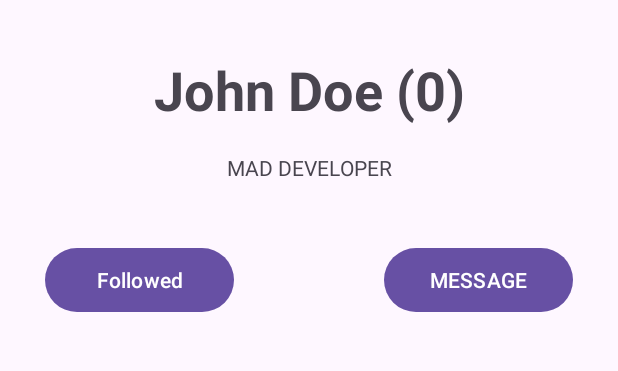
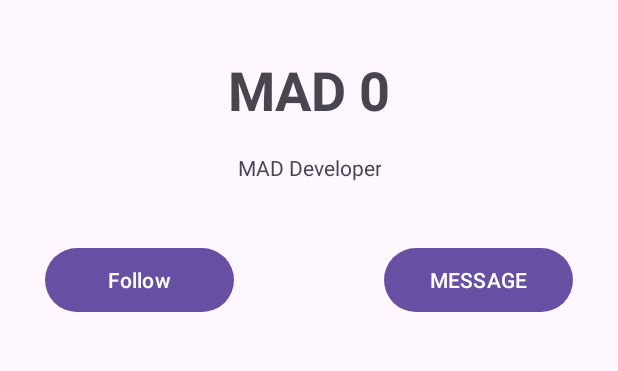
Before and after one commit to MAD11877/ay2024-mad-prac-3-event-handling-emery97, an Android app: the MainActivity screen opened directly, with no data from a screen before it, after a tap on "Follow", on a phone screen of 412 x 824 dp, the part 395-766 px from its top. Run offline under Robolectric (Android 15) with nearby library versions, the phone set to English and light mode, and no system bars.

Commit message:
doesnt workk TT tmr try agn lol

```diff
--- a/app/src/main/java/sg/edu/np/mad/madpractical3/MainActivity.java
+++ b/app/src/main/java/sg/edu/np/mad/madpractical3/MainActivity.java
@@ -1,3 +1,4 @@
+
 package sg.edu.np.mad.madpractical3;
 
 import android.os.Bundle;
@@ -12,8 +13,9 @@ import androidx.core.graphics.Insets;
 import androidx.core.view.ViewCompat;
 import androidx.core.view.WindowInsetsCompat;
 
+
 public class MainActivity extends AppCompatActivity {
-    // bye
+
     @Override
     protected void onCreate(Bundle savedInstanceState) {
         super.onCreate(savedInstanceState);
@@ -25,41 +27,36 @@ public class MainActivity extends AppCompatActivity {
             return insets;
         });
 
-        // Initialize a new user object
-        User user  = new User("John Doe","MAD DEVELOPER",1, false);
+        // Initialize a new User object
+        User user = new User( "MAD", "MAD Developer", 1, false);
 
-        // Get the TextViews and Buttons from layout
+        // Get the TextViews and Button from the layout
         TextView tvName = findViewById(R.id.tvName);
         TextView tvDescription = findViewById(R.id.tvDescription);
         Button btnFollow = findViewById(R.id.btnFollow);
 
-        // Set the TextViews with the User's name , description and default button message
+        // Set the TextViews with the User's name, description and default button message
         tvName.setText(user.name);
         tvDescription.setText(user.description);
         btnFollow.setText("Follow");
 
-
-        // Receive the random number passed from ListActivity
-        int randomNumber = getIntent().getIntExtra("randomNo", 0);
-
-        // Display the name and random number
-        tvName.setText(user.name + " (" + randomNumber + ")");
-
-        btnFollow.setOnClickListener(new View.OnClickListener(){
+        btnFollow.setOnClickListener(new View.OnClickListener() {
             public void onClick(View v) {
-                if (user.followed == true){
+                if (user.followed){
                     btnFollow.setText("Unfollow");
+                    user.followed = false;
+                    Toast.makeText(getApplicationContext(), "Followed", Toast.LENGTH_SHORT).show();
+                } else {
+                    btnFollow.setText("Follow");
+                    user.followed = true;
                     Toast.makeText(getApplicationContext(), "Unfollowed", Toast.LENGTH_SHORT).show();
-                    user.followed = false;
-                }
-                else{
-                    btnFollow.setText("Followed");
-                    Toast.makeText(getApplicationContext(),"Followed",Toast.LENGTH_SHORT).show();
-                    user.followed = true;
                 }
             }
         });
 
+        Integer randomNumber = getIntent().getIntExtra("randomNumber", 0);
+        String name = user.name + " " + randomNumber;
 
+        tvName.setText(name);
     }
 }
--- a/app/src/main/res/layout/activity_list.xml
+++ b/app/src/main/res/layout/activity_list.xml
@@ -8,7 +8,7 @@
     tools:context=".ListActivity">
 
     <ImageView
-        android:id="@+id/imageView3"
+        android:id="@+id/imageView4"
         android:layout_width="wrap_content"
         android:layout_height="wrap_content"
         android:layout_marginStart="152dp"
```
Also changed, not shown: app/src/main/java/sg/edu/np/mad/madpractical3/ListActivity.java (+23 -21 lines).
